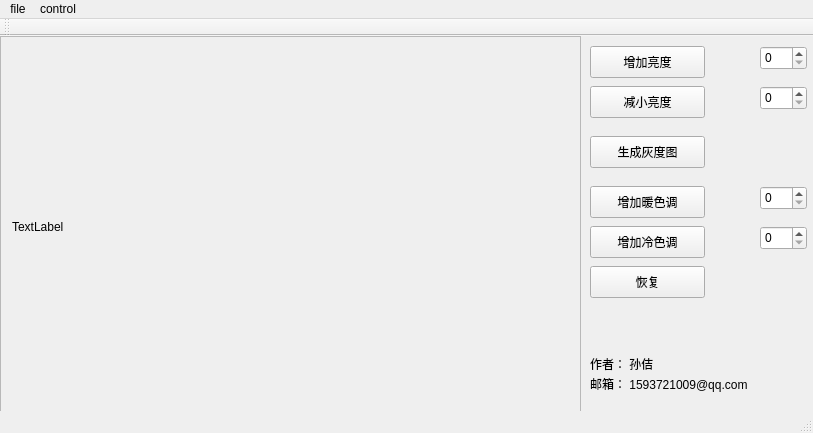
Before: the Qt Designer form PictureViewer/mainwindow.ui in greatji/simplePictureViwer, drawn with Qt 5.
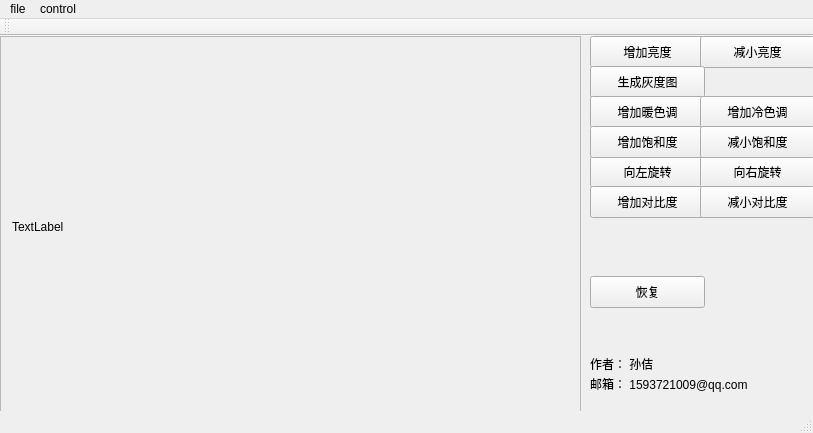
After: the same form once the commit is applied.

Commit message: contrast & rotation

What changed in the file:
```diff
--- a/PictureViewer/mainwindow.ui
+++ b/PictureViewer/mainwindow.ui
@@ -52,21 +52,11 @@
      </layout>
     </widget>
    </widget>
-   <widget class="QSpinBox" name="spinBoxAdd">
-    <property name="geometry">
-     <rect>
-      <x>760</x>
-      <y>10</y>
-      <width>47</width>
-      <height>24</height>
-     </rect>
-    </property>
-   </widget>
    <widget class="QPushButton" name="pushButton">
     <property name="geometry">
      <rect>
       <x>590</x>
-      <y>10</y>
+      <y>0</y>
       <width>115</width>
       <height>32</height>
      </rect>
@@ -75,21 +65,11 @@
      <string>增加亮度</string>
     </property>
    </widget>
-   <widget class="QSpinBox" name="spinBoxReduce">
-    <property name="geometry">
-     <rect>
-      <x>760</x>
-      <y>50</y>
-      <width>47</width>
-      <height>24</height>
-     </rect>
-    </property>
-   </widget>
    <widget class="QPushButton" name="pushButton_2">
     <property name="geometry">
      <rect>
-      <x>590</x>
-      <y>50</y>
+      <x>700</x>
+      <y>0</y>
       <width>115</width>
       <height>32</height>
      </rect>
@@ -102,7 +82,7 @@
     <property name="geometry">
      <rect>
       <x>590</x>
-      <y>100</y>
+      <y>30</y>
       <width>115</width>
       <height>32</height>
      </rect>
@@ -115,7 +95,7 @@
     <property name="geometry">
      <rect>
       <x>590</x>
-      <y>150</y>
+      <y>60</y>
       <width>115</width>
       <height>32</height>
      </rect>
@@ -127,8 +107,8 @@
    <widget class="QPushButton" name="pushButton_5">
     <property name="geometry">
      <rect>
-      <x>590</x>
-      <y>190</y>
+      <x>700</x>
+      <y>60</y>
       <width>115</width>
       <height>32</height>
      </rect>
@@ -141,7 +121,7 @@
     <property name="geometry">
      <rect>
       <x>590</x>
-      <y>230</y>
+      <y>240</y>
       <width>115</width>
       <height>32</height>
      </rect>
@@ -176,25 +156,83 @@
      <string>邮箱： 1593721009@qq.com</string>
     </property>
    </widget>
-   <widget class="QSpinBox" name="spinBoxWarm">
+   <widget class="QPushButton" name="pushButton_7">
     <property name="geometry">
      <rect>
-      <x>760</x>
+      <x>590</x>
+      <y>120</y>
+      <width>115</width>
+      <height>32</height>
+     </rect>
+    </property>
+    <property name="text">
+     <string>向左旋转</string>
+    </property>
+   </widget>
+   <widget class="QPushButton" name="pushButton_8">
+    <property name="geometry">
+     <rect>
+      <x>700</x>
+      <y>120</y>
+      <width>115</width>
+      <height>32</height>
+     </rect>
+    </property>
+    <property name="text">
+     <string>向右旋转</string>
+    </property>
+   </widget>
+   <widget class="QPushButton" name="pushButton_9">
+    <property name="geometry">
+     <rect>
+      <x>590</x>
+      <y>90</y>
+      <width>115</width>
+      <height>32</height>
+     </rect>
+    </property>
+    <property name="text">
+     <string>增加饱和度</string>
+    </property>
+   </widget>
+   <widget class="QPushButton" name="pushButton_10">
+    <property name="geometry">
+     <rect>
+      <x>700</x>
+      <y>90</y>
+      <width>115</width>
+      <height>32</height>
+     </rect>
+    </property>
+    <property name="text">
+     <string>减小饱和度</string>
+    </property>
+   </widget>
+   <widget class="QPushButton" name="pushButton_11">
+    <property name="geometry">
+     <rect>
+      <x>590</x>
       <y>150</y>
-      <width>47</width>
-      <height>24</height>
+      <width>115</width>
+      <height>32</height>
      </rect>
     </property>
+    <property name="text">
+     <string>增加对比度</string>
+    </property>
    </widget>
-   <widget class="QSpinBox" name="spinBoxCool">
+   <widget class="QPushButton" name="pushButton_12">
     <property name="geometry">
      <rect>
-      <x>760</x>
-      <y>190</y>
-      <width>47</width>
-      <height>24</height>
+      <x>700</x>
+      <y>150</y>
+      <width>115</width>
+      <height>32</height>
      </rect>
     </property>
+    <property name="text">
+     <string>减小对比度</string>
+    </property>
    </widget>
   </widget>
   <widget class="QMenuBar" name="menuBar">
```
The commit also changes 2 other files.
